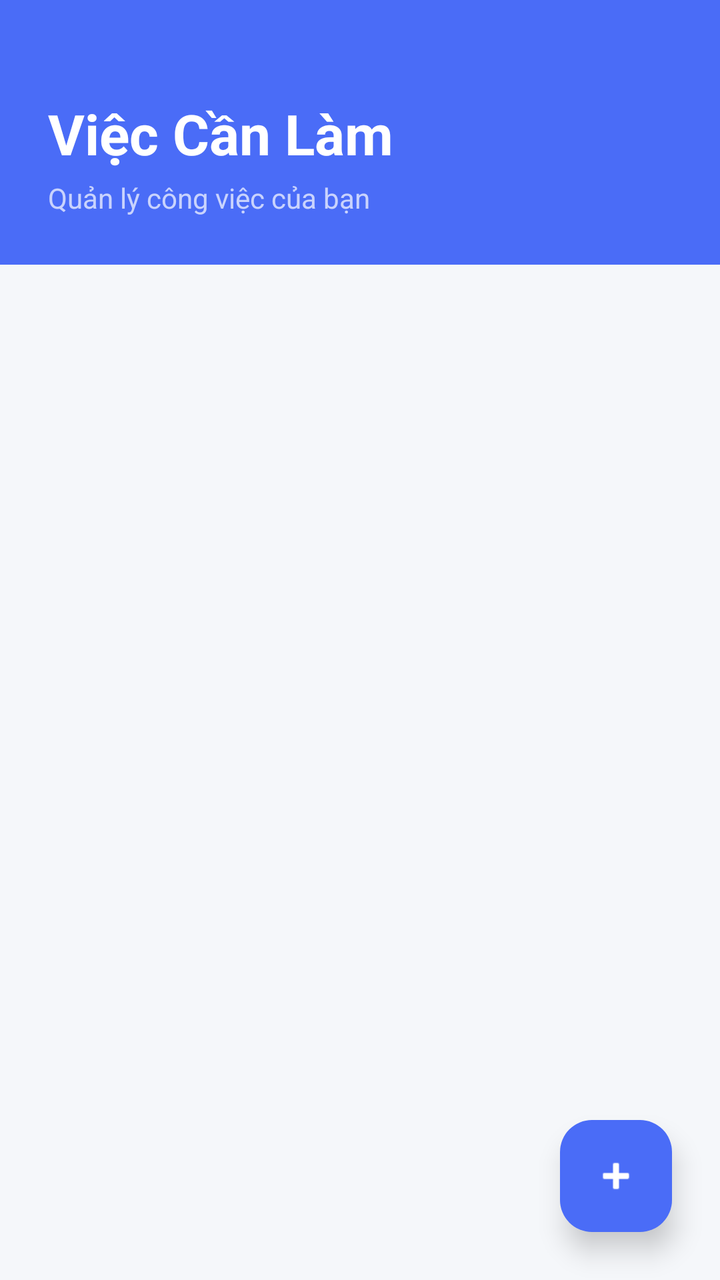
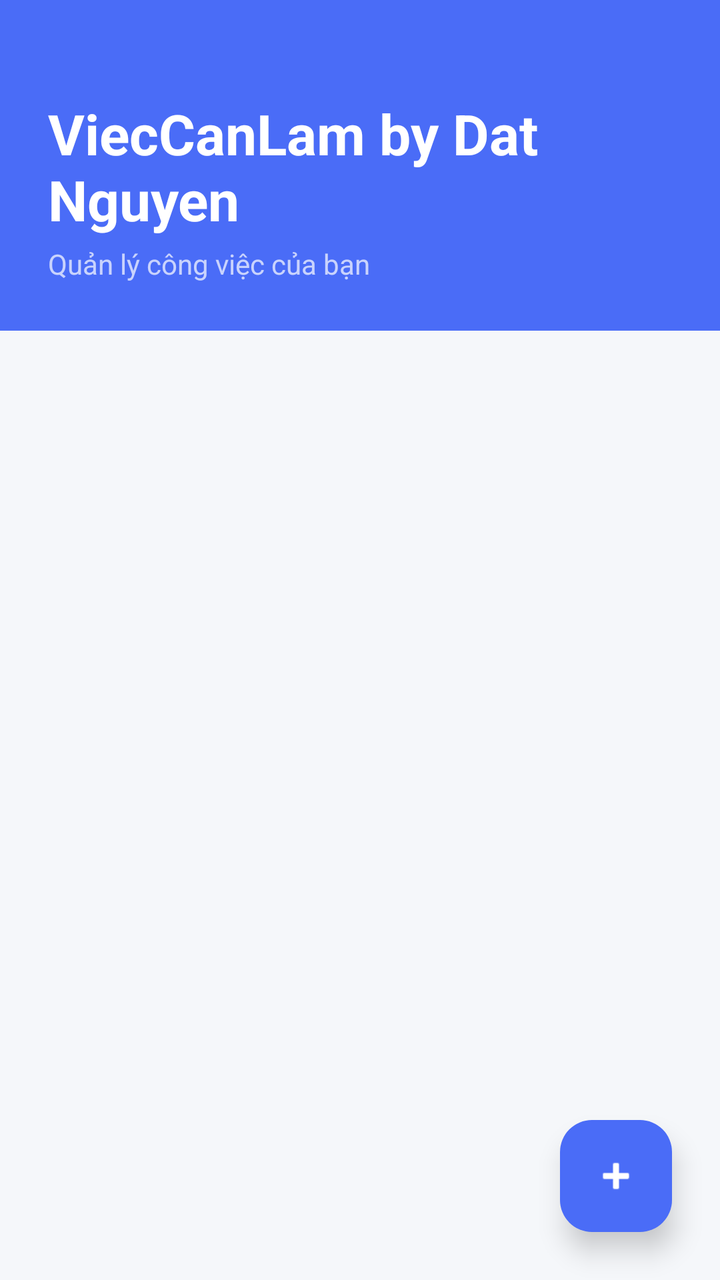

Two renders of the same Android screen: before a commit and after it. Below are the layout's source before the change and the commit's diff.
<!-- AndroidManifest.xml: application theme Theme.ViecCanLam -->
<!-- res/layout/activity_main.xml -->
<?xml version="1.0" encoding="utf-8"?>
<LinearLayout xmlns:android="http://schemas.android.com/apk/res/android"
    xmlns:app="http://schemas.android.com/apk/res-auto"
    xmlns:tools="http://schemas.android.com/tools"
    android:layout_width="match_parent"
    android:layout_height="match_parent"
    android:orientation="vertical"
    android:background="@color/bg_main"
    tools:context=".MainActivity">

    
    <LinearLayout
        android:layout_width="match_parent"
        android:layout_height="wrap_content"
        android:background="@color/primary"
        android:orientation="vertical"
        android:paddingStart="24dp"
        android:paddingEnd="24dp"
        android:paddingTop="48dp"
        android:paddingBottom="24dp">

        <TextView
            android:layout_width="wrap_content"
            android:layout_height="wrap_content"
            android:text="Việc Cần Làm"
            android:textColor="@color/white"
            android:textSize="28sp"
            android:textStyle="bold" />

        <TextView
            android:layout_width="wrap_content"
            android:layout_height="wrap_content"
            android:layout_marginTop="4dp"
            android:text="Quản lý công việc của bạn"
            android:textColor="#B3FFFFFF"
            android:textSize="14sp" />

    </LinearLayout>

    
    <androidx.recyclerview.widget.RecyclerView
        android:id="@+id/rcvVCL"
        android:layout_width="match_parent"
        android:layout_height="0dp"
        android:layout_weight="1"
        android:clipToPadding="false"
        android:padding="16dp" />

    
    <com.google.android.material.floatingactionbutton.FloatingActionButton
        android:id="@+id/floatingActionButton"
        android:layout_width="wrap_content"
        android:layout_height="wrap_content"
        android:layout_gravity="end|bottom"
        android:layout_marginEnd="24dp"
        android:layout_marginBottom="24dp"
        android:contentDescription="Thêm việc cần làm"
        android:src="@android:drawable/ic_input_add"
        app:backgroundTint="@color/primary"
        app:tint="@color/white"
        app:elevation="8dp" />

</LinearLayout>
<!-- resources referenced by this layout -->
<resources>
  <color name="bg_main">#F5F7FA</color>
  <color name="primary">#4A6CF7</color>
  <color name="white">#FFFFFFFF</color>
  <style name="Theme.ViecCanLam" parent="Base.Theme.ViecCanLam" />
  <style name="Base.Theme.ViecCanLam" parent="Theme.Material3.DayNight.NoActionBar">
          <item name="colorPrimary">@color/primary</item>
          <item name="colorPrimaryDark">@color/primary_dark</item>
          <item name="colorAccent">@color/accent</item>
          <item name="android:statusBarColor">@color/primary</item>
          <item name="android:windowBackground">@color/bg_main</item>
      </style>
  <color name="primary_dark">#3451B2</color>
  <color name="accent">#FF6B6B</color>
</resources>

<!-- the commit's change to res/layout/activity_main.xml (unified diff, before → after) -->
@@ -22,7 +22,7 @@
         <TextView
             android:layout_width="wrap_content"
             android:layout_height="wrap_content"
-            android:text="Việc Cần Làm"
+            android:text="@string/app_name"
             android:textColor="@color/white"
             android:textSize="28sp"
             android:textStyle="bold" />
<!-- resource entries referenced after the edit -->
@@ -3,6 +3,7 @@
   <color name="bg_main">#F5F7FA</color>
   <color name="primary">#4A6CF7</color>
   <color name="white">#FFFFFFFF</color>
+  <string name="app_name">ViecCanLam by Dat Nguyen</string>
   <style name="Theme.ViecCanLam" parent="Base.Theme.ViecCanLam" />
   <style name="Base.Theme.ViecCanLam" parent="Theme.Material3.DayNight.NoActionBar">
           <item name="colorPrimary">@color/primary</item>
